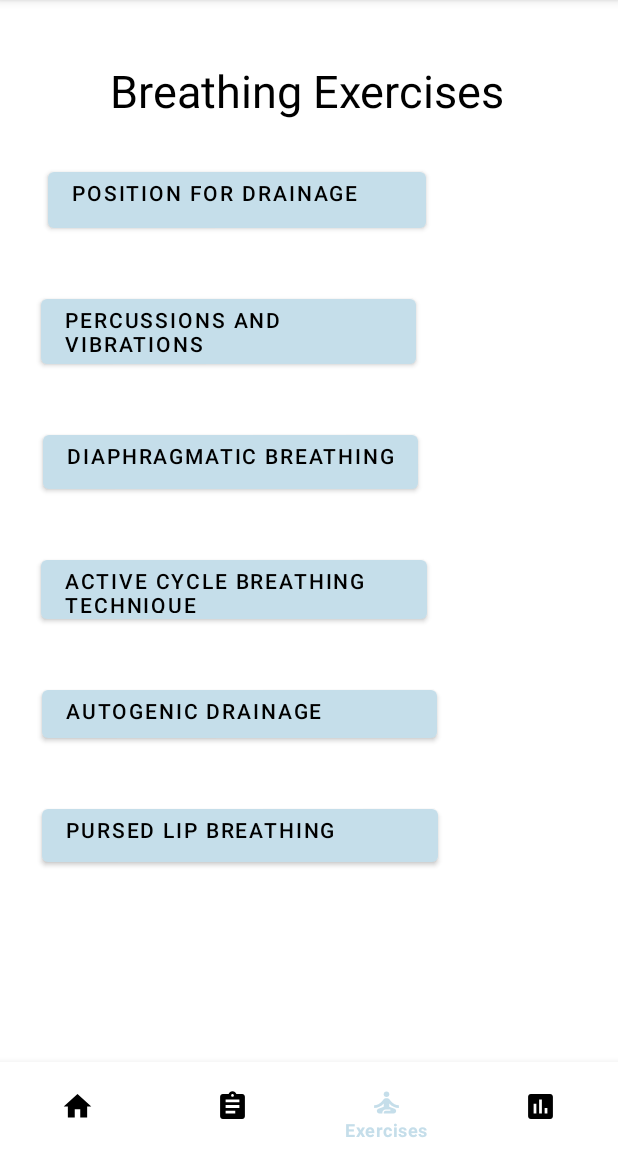
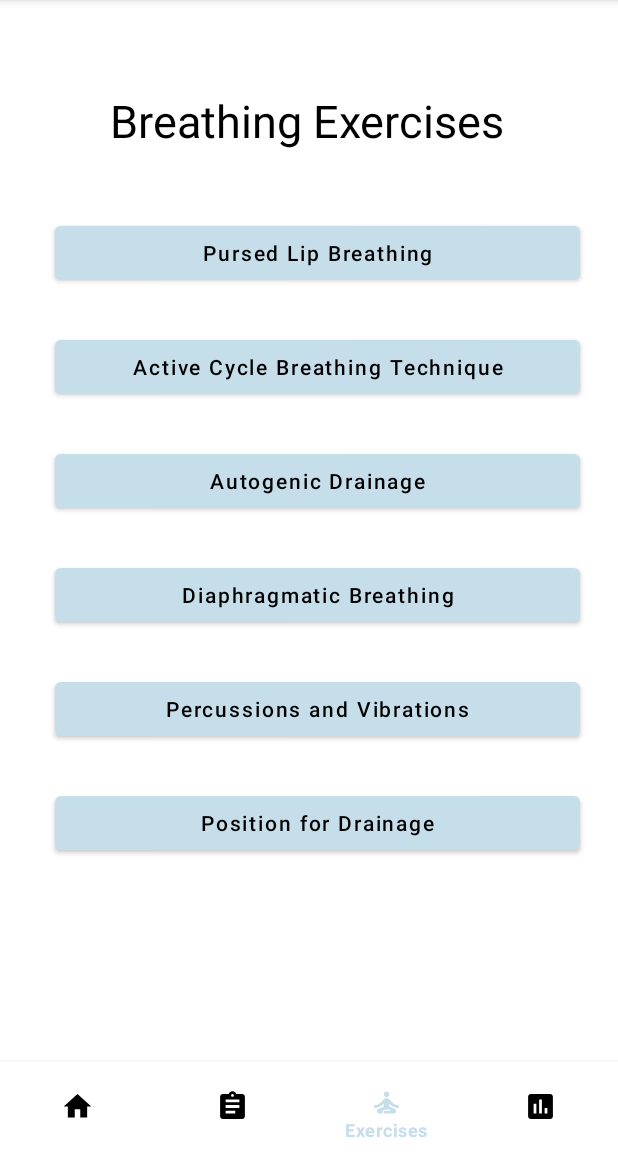
Before and after one commit to yuanc0000/BTHomePage-Android, an Android app: the LungsActivity screen opened directly, with no data from a screen before it, on a phone screen of 412 x 824 dp, the part 84-1236 px from its top. Run offline under Robolectric (Android 15) with nearby library versions, the phone set to English and light mode, and no system bars.

Commit message:
fix exercise page layout

```diff
--- a/app/src/main/res/layout/activity_diagnosis.xml
+++ b/app/src/main/res/layout/activity_diagnosis.xml
@@ -73,10 +73,10 @@
         android:id="@+id/diagnosesTitle"
         android:layout_width="wrap_content"
         android:layout_height="wrap_content"
-        android:layout_marginTop="80dp"
+        android:layout_marginTop="60dp"
         android:text="Diagnoses"
         android:textColor="#000000"
-        android:textSize="40sp"
+        android:textSize="30sp"
         app:layout_constraintEnd_toEndOf="parent"
         app:layout_constraintHorizontal_bias="0.501"
         app:layout_constraintStart_toStartOf="parent"
--- a/app/src/main/res/layout/activity_lungs.xml
+++ b/app/src/main/res/layout/activity_lungs.xml
@@ -8,105 +8,11 @@
     android:background="#FFFFFF"
     tools:context=".LungsActivity">
 
-    <Button
-        android:id="@+id/PLbtn"
-        android:layout_width="264dp"
-        android:layout_height="47dp"
-        android:layout_marginTop="35dp"
-        android:gravity="left"
-        android:onClick="sendMessagePLBreathing"
-        android:text="Pursed Lip Breathing"
-        app:backgroundTint="#C5DEEA"
-        app:layout_constraintEnd_toEndOf="parent"
-        app:layout_constraintHorizontal_bias="0.19"
-        app:layout_constraintStart_toStartOf="parent"
-        app:layout_constraintTop_toBottomOf="@+id/autodrainagebtn" />
-
-    <Button
-        android:id="@+id/ACBTbtn"
-        android:layout_width="257dp"
-        android:layout_height="51dp"
-        android:layout_marginTop="35dp"
-        android:gravity="left"
-        android:onClick="sendMessageACBT"
-        android:text="Active Cycle Breathing Technique"
-        app:backgroundTint="#C5DEEA"
-        app:layout_constraintEnd_toEndOf="parent"
-        app:layout_constraintHorizontal_bias="0.175"
-        app:layout_constraintStart_toStartOf="parent"
-        app:layout_constraintTop_toBottomOf="@+id/diaphragmaticbtn" />
-
-    <Button
-        android:id="@+id/autodrainagebtn"
-        android:layout_width="263dp"
-        android:layout_height="44dp"
-        android:layout_marginTop="35dp"
-        android:gravity="left"
-        android:onClick="sendMessageAutoDrainage"
-        android:text="Autogenic Drainage"
-        app:backgroundTint="#C5DEEA"
-        app:layout_constraintEnd_toEndOf="parent"
-        app:layout_constraintHorizontal_bias="0.189"
-        app:layout_constraintStart_toStartOf="parent"
-        app:layout_constraintTop_toBottomOf="@+id/ACBTbtn" />
-
-    <Button
-        android:id="@+id/diaphragmaticbtn"
-        android:layout_width="wrap_content"
-        android:layout_height="wrap_content"
-        android:layout_marginTop="35dp"
-        android:gravity="left"
-        android:onClick="sendMessageDiaphram"
-        android:text="Diaphragmatic Breathing"
-        app:backgroundTint="#C5DEEA"
-        app:layout_constraintEnd_toEndOf="parent"
-        app:layout_constraintHorizontal_bias="0.177"
-        app:layout_constraintStart_toStartOf="parent"
-        app:layout_constraintTop_toBottomOf="@+id/PVtn" />
-
-    <!--    <include-->
-<!--        layout="@layout/item_bottom_navigation"-->
-<!--        android:layout_width="match_parent"-->
-<!--        android:layout_height="wrap_content"-->
-<!--        android:layout_gravity="bottom"-->
-<!--        android:background="#6498B5"-->
-<!--        app:layout_constraintBottom_toBottomOf="parent"-->
-<!--        app:layout_constraintEnd_toEndOf="parent"-->
-<!--        app:layout_constraintStart_toStartOf="parent" />-->
-
-    <Button
-        android:id="@+id/PVtn"
-        android:layout_width="250dp"
-        android:layout_height="55dp"
-        android:layout_marginTop="35dp"
-        android:gravity="left"
-        android:onClick="sendMessagePV"
-        android:text="Percussions and Vibrations"
-        app:backgroundTint="#C5DEEA"
-        app:layout_constraintEnd_toEndOf="parent"
-        app:layout_constraintHorizontal_bias="0.167"
-        app:layout_constraintStart_toStartOf="parent"
-        app:layout_constraintTop_toBottomOf="@+id/drainposbtn" />
-
-    <Button
-        android:id="@+id/drainposbtn"
-        android:layout_width="252dp"
-        android:layout_height="49dp"
-        android:layout_marginTop="28dp"
-        android:gravity="left"
-        android:onClick="sendMessagedrainpos"
-        android:text="Position for Drainage"
-        app:backgroundTint="#C5DEEA"
-        app:layout_constraintEnd_toEndOf="parent"
-        app:layout_constraintHorizontal_bias="0.201"
-        app:layout_constraintStart_toStartOf="parent"
-        app:layout_constraintTop_toBottomOf="@+id/exerciseLabel" />
-
     <TextView
         android:id="@+id/exerciseLabel"
         android:layout_width="wrap_content"
         android:layout_height="wrap_content"
-        android:layout_marginTop="40dp"
+        android:layout_marginTop="60dp"
         android:text="Breathing Exercises"
         android:textColor="#000000"
         android:textSize="30sp"
@@ -114,6 +20,103 @@
         app:layout_constraintHorizontal_bias="0.491"
         app:layout_constraintStart_toStartOf="parent"
         app:layout_constraintTop_toTopOf="parent" />
+
+
+    <Button
+        android:id="@+id/PLbtn"
+        android:layout_width="0dp"
+        android:layout_height="48dp"
+        android:layout_marginTop="44dp"
+        android:elevation="4dp"
+        android:onClick="sendMessagePLBreathing"
+        android:text="Pursed Lip Breathing"
+        android:textAllCaps="false"
+        app:backgroundTint="#C5DEEA"
+        app:layout_constraintEnd_toEndOf="parent"
+        app:layout_constraintHorizontal_bias="0.59"
+        app:layout_constraintStart_toStartOf="parent"
+        app:layout_constraintTop_toBottomOf="@id/exerciseLabel"
+        app:layout_constraintWidth_default="percent"
+        app:layout_constraintWidth_percent="0.85" />
+
+    <Button
+        android:id="@+id/ACBTbtn"
+        android:layout_width="0dp"
+        android:layout_height="48dp"
+        android:layout_marginTop="28dp"
+        android:elevation="4dp"
+        android:onClick="sendMessageACBT"
+        android:text="Active Cycle Breathing Technique"
+        android:textAllCaps="false"
+        app:backgroundTint="#C5DEEA"
+        app:layout_constraintEnd_toEndOf="@id/PLbtn"
+        app:layout_constraintHorizontal_bias="0.0"
+        app:layout_constraintStart_toStartOf="@id/PLbtn"
+        app:layout_constraintTop_toBottomOf="@id/PLbtn" />
+
+
+    <Button
+        android:id="@+id/autodrainagebtn"
+        android:layout_width="0dp"
+        android:layout_height="48dp"
+        android:layout_marginTop="28dp"
+        android:elevation="4dp"
+        android:onClick="sendMessageAutoDrainage"
+        android:text="Autogenic Drainage"
+        android:textAllCaps="false"
+        app:backgroundTint="#C5DEEA"
+        app:layout_constraintEnd_toEndOf="@id/ACBTbtn"
+        app:layout_constraintHorizontal_bias="0.0"
+        app:layout_constraintStart_toStartOf="@id/ACBTbtn"
+        app:layout_constraintTop_toBottomOf="@id/ACBTbtn" />
+
+    <Button
+        android:id="@+id/diaphragmaticbtn"
+        android:layout_width="0dp"
+        android:layout_height="48dp"
+        android:layout_marginTop="28dp"
+        android:elevation="4dp"
+        android:onClick="sendMessageDiaphram"
+        android:text="Diaphragmatic Breathing"
+        android:textAllCaps="false"
+        app:backgroundTint="#C5DEEA"
+        app:layout_constraintEnd_toEndOf="@id/autodrainagebtn"
+        app:layout_constraintHorizontal_bias="0.0"
+        app:layout_constraintStart_toStartOf="@id/autodrainagebtn"
+        app:layout_constraintTop_toBottomOf="@id/autodrainagebtn" />
+
+
+
+    <Button
+        android:id="@+id/PVtn"
+        android:layout_width="0dp"
+        android:layout_height="48dp"
+        android:layout_marginTop="28dp"
+        android:elevation="4dp"
+        android:onClick="sendMessagePV"
+        android:text="Percussions and Vibrations"
+        android:textAllCaps="false"
+        app:backgroundTint="#C5DEEA"
+        app:layout_constraintEnd_toEndOf="@id/diaphragmaticbtn"
+        app:layout_constraintHorizontal_bias="0.0"
+        app:layout_constraintStart_toStartOf="@id/diaphragmaticbtn"
+        app:layout_constraintTop_toBottomOf="@id/diaphragmaticbtn" />
+
+
+    <Button
+        android:id="@+id/drainposbtn"
+        android:layout_width="0dp"
+        android:layout_height="48dp"
+        android:layout_marginTop="28dp"
+        android:elevation="4dp"
+        android:onClick="sendMessagedrainpos"
+        android:text="Position for Drainage"
+        android:textAllCaps="false"
+        app:backgroundTint="#C5DEEA"
+        app:layout_constraintEnd_toEndOf="@id/PVtn"
+        app:layout_constraintHorizontal_bias="0.0"
+        app:layout_constraintStart_toStartOf="@id/PVtn"
+        app:layout_constraintTop_toBottomOf="@id/PVtn" />
 
     <com.google.android.material.bottomnavigation.BottomNavigationView
         android:id="@+id/bottomNavigationView"
@@ -128,7 +131,4 @@
         app:itemIconTint="@drawable/nav_view_colored"
         app:itemTextColor="@drawable/nav_view_colored"/>
 
-
-<!--    android:state_checked="true"-->
-
 </androidx.constraintlayout.widget.ConstraintLayout>
```
